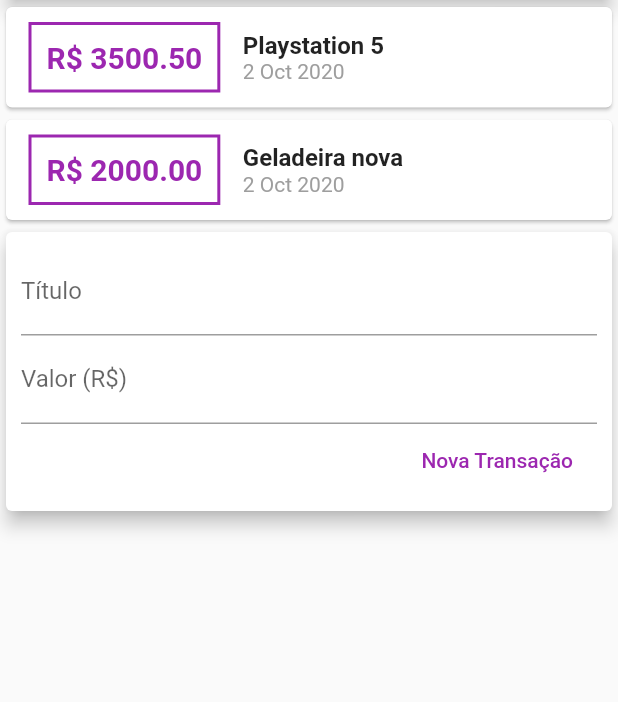
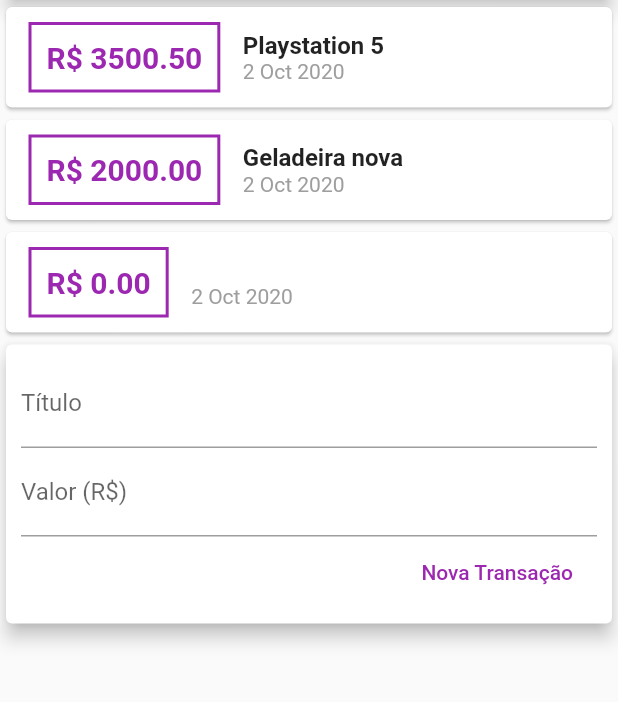
Before and after one commit to wslmacieira/expenses, a Flutter app: the screen it shows after launch, after a tap on "Nova Transação", on a phone screen of 412 x 824 dp, the part 119-821 px from its top. Run offline on Flutter 3.47's test engine with Material 2 defaults, Android fonts, the phone set to English and light mode, and no system bars.

Commit message:
Adicionando Transação

```diff
--- a/lib/components/transaction_form.dart
+++ b/lib/components/transaction_form.dart
@@ -3,6 +3,10 @@ import 'package:flutter/material.dart';
 class TransactionForm extends StatelessWidget {
   final titleController = TextEditingController();
   final valueController = TextEditingController();
+
+  final void Function(String, double) onSubmit;
+
+  TransactionForm(this.onSubmit);
 
   @override
   Widget build(BuildContext context) {
@@ -31,8 +35,9 @@ class TransactionForm extends StatelessWidget {
                   child: Text('Nova Transação'),
                   textColor: Colors.purple,
                   onPressed: () {
-                    print(titleController.text);
-                    print(valueController);
+                    final title = titleController.text;
+                    final value = double.tryParse(valueController.text) ?? 0.0;
+                    onSubmit(title, value);
                   },
                 ),
               ],
--- a/lib/components/transaction_user.dart
+++ b/lib/components/transaction_user.dart
@@ -1,3 +1,5 @@
+import 'dart:math';
+
 import 'package:flutter/material.dart';
 import 'transaction_form.dart';
 import 'transaction_list.dart';
@@ -23,12 +25,26 @@ class _TransactionUserState extends State<TransactionUser> {
       date: DateTime.now(),
     ),
   ];
+
+  _addTransaction(String title, double value) {
+    final newTransaction = Transaction(
+      id: Random().nextDouble().toString(),
+      title: title,
+      value: value,
+      date: DateTime.now(),
+    );
+
+    setState(() {
+      _transactions.add(newTransaction);
+    });
+  }
+
   @override
   Widget build(BuildContext context) {
     return Column(
-      children: [
+      children: <Widget> [
         TransactionList(_transactions),
-        TransactionForm(),
+        TransactionForm(_addTransaction),
       ],
     );
   }
```
